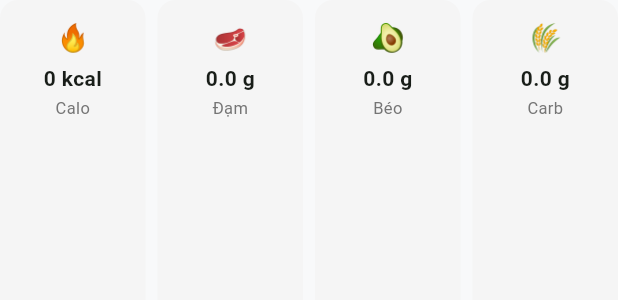
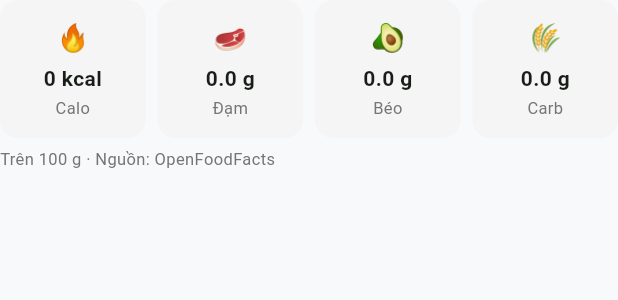
Before and after one commit to Fluw13/Fluwwwwww, a Flutter app: the MacroBar widget shown alone on an empty page, opened directly with empty values, on a phone screen of 412 x 824 dp. Shown: the top 300 px of the screen. Run offline on Flutter 3.47's test engine with Material 3 defaults, Android fonts, the phone set to English and light mode, and no system bars; missing offline and left inert: mobile_scanner; network calls fail.

Commit message:
legal(frontend): gắn nhãn nguồn dữ liệu, miễn trừ AI, chính sách quyền riêng tư
- Hiển thị "—" khi thiếu dữ liệu dinh dưỡng thay vì 0
- Ghi rõ nguồn OpenFoodFacts cho số liệu, "Do AI tạo" cho phân tích Zero
- Thêm tuyên bố: nội dung AI chỉ tham khảo, không thay tư vấn y tế
- Dị ứng ghi là gợi ý của AI, nhắc kiểm tra nhãn bao bì
- Thêm bản nháp docs/PRIVACY_POLICY.md và mục bảo mật trong README

Co-Authored-By: Claude Opus 5.5 <noreply@anthropic.com>
Claude-Session: https://claude.ai/code/session_01CTTAo1CdfDq8frqcoggXzN

```diff
--- a/frontend/lib/screens/product_detail_screen.dart
+++ b/frontend/lib/screens/product_detail_screen.dart
@@ -171,9 +171,10 @@ class _ProductContent extends StatelessWidget {
             Align(
               alignment: Alignment.centerLeft,
               child: TagSection(
-                title: 'Cảnh báo dị ứng',
+                title: 'Có thể chứa chất gây dị ứng',
                 tags: product.allergens,
                 tagColor: AppColors.danger,
+                note: 'Zero gợi ý dựa trên danh sách thành phần. Luôn kiểm tra nhãn bao bì trước khi dùng.',
               ),
             ),
             if (product.allergens.isNotEmpty) const SizedBox(height: 24),
@@ -183,11 +184,13 @@ class _ProductContent extends StatelessWidget {
                 title: 'Lựa chọn lành mạnh hơn',
                 tags: product.alternatives,
                 tagColor: AppColors.accent,
+                note: 'Gợi ý chung do Zero tạo.',
               ),
             ),
             const SizedBox(height: 30),
             Text(
-              'Dữ liệu thực phẩm được cung cấp bởi OpenFoodFacts\n(Phát hành theo giấy phép ODbL)',
+              'Dữ liệu sản phẩm: OpenFoodFacts (giấy phép ODbL), do cộng đồng đóng góp và có thể chưa đầy đủ.\n'
+              'Phân tích: Zero AI (Google Gemini).',
               textAlign: TextAlign.center,
               style: TextStyle(color: Colors.grey.shade500, fontSize: 11, fontStyle: FontStyle.italic),
             ),
--- a/frontend/lib/widgets/macro_bar.dart
+++ b/frontend/lib/widgets/macro_bar.dart
@@ -9,22 +9,46 @@ class MacroBar extends StatelessWidget {
     required this.carbs,
   });
 
-  final double calories;
-  final double protein;
-  final double fat;
-  final double carbs;
+  static const String _missingValue = '—';
+
+  final double? calories;
+  final double? protein;
+  final double? fat;
+  final double? carbs;
+
+  static String _formatKcal(double? value) {
+    return value == null ? _missingValue : '${value.round()} kcal';
+  }
+
+  static String _formatGrams(double? value) {
+    return value == null ? _missingValue : '${value.toStringAsFixed(1)} g';
+  }
 
   @override
   Widget build(BuildContext context) {
-    return Row(
+    final bool hasMissingValue = [calories, protein, fat, carbs].contains(null);
+
+    return Column(
+      crossAxisAlignment: CrossAxisAlignment.start,
       children: [
-        _MacroTile(emoji: '🔥', label: 'Calo', value: '${calories.round()} kcal'),
-        const SizedBox(width: 8),
-        _MacroTile(emoji: '🥩', label: 'Đạm', value: '${protein.toStringAsFixed(1)} g'),
-        const SizedBox(width: 8),
-        _MacroTile(emoji: '🥑', label: 'Béo', value: '${fat.toStringAsFixed(1)} g'),
-        const SizedBox(width: 8),
-        _MacroTile(emoji: '🌾', label: 'Carb', value: '${carbs.toStringAsFixed(1)} g'),
+        Row(
+          children: [
+            _MacroTile(emoji: '🔥', label: 'Calo', value: _formatKcal(calories)),
+            const SizedBox(width: 8),
+            _MacroTile(emoji: '🥩', label: 'Đạm', value: _formatGrams(protein)),
+            const SizedBox(width: 8),
+            _MacroTile(emoji: '🥑', label: 'Béo', value: _formatGrams(fat)),
+            const SizedBox(width: 8),
+            _MacroTile(emoji: '🌾', label: 'Carb', value: _formatGrams(carbs)),
+          ],
+        ),
+        const SizedBox(height: 6),
+        Text(
+          hasMissingValue
+              ? 'Trên 100 g · Nguồn: OpenFoodFacts · "—" là chưa có dữ liệu'
+              : 'Trên 100 g · Nguồn: OpenFoodFacts',
+          style: TextStyle(color: Colors.grey.shade600, fontSize: 11),
+        ),
       ],
     );
   }
--- a/frontend/lib/widgets/tag_section.dart
+++ b/frontend/lib/widgets/tag_section.dart
@@ -6,11 +6,13 @@ class TagSection extends StatelessWidget {
     required this.title,
     required this.tags,
     required this.tagColor,
+    this.note,
   });
 
   final String title;
   final List<String> tags;
   final Color tagColor;
+  final String? note;
 
   @override
   Widget build(BuildContext context) {
@@ -34,6 +36,10 @@ class TagSection extends StatelessWidget {
               ),
           ],
         ),
+        if (note != null) ...[
+          const SizedBox(height: 6),
+          Text(note!, style: TextStyle(color: Colors.grey.shade600, fontSize: 11)),
+        ],
       ],
     );
   }
```
Also changed, not shown: frontend/lib/models/product_model.dart (+6 -6 lines), frontend/lib/widgets/zero_analysis_card.dart (+15 -4 lines), 3 other files.
